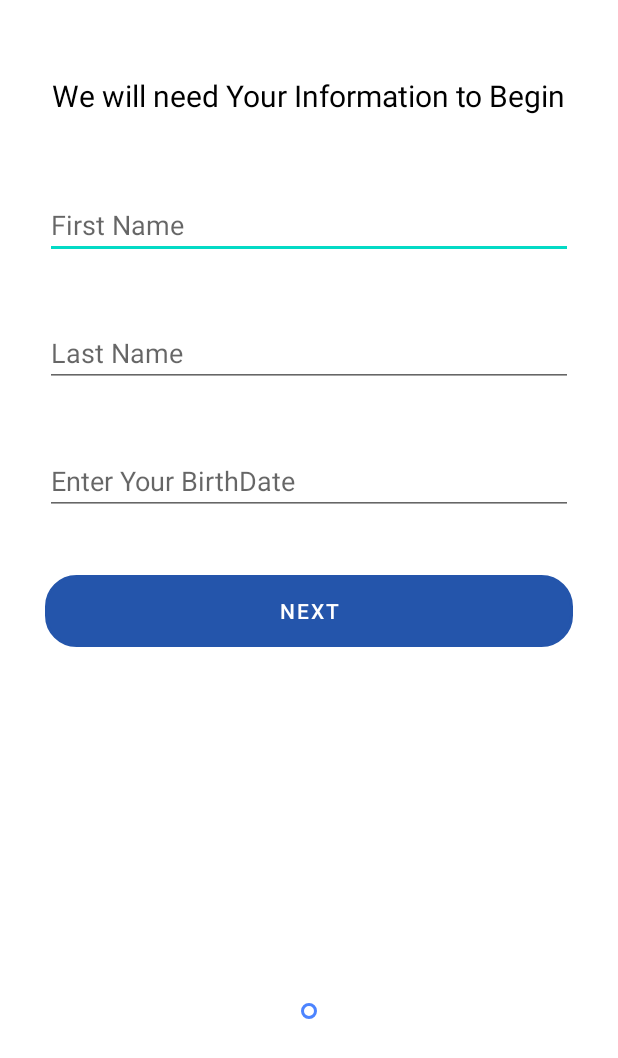
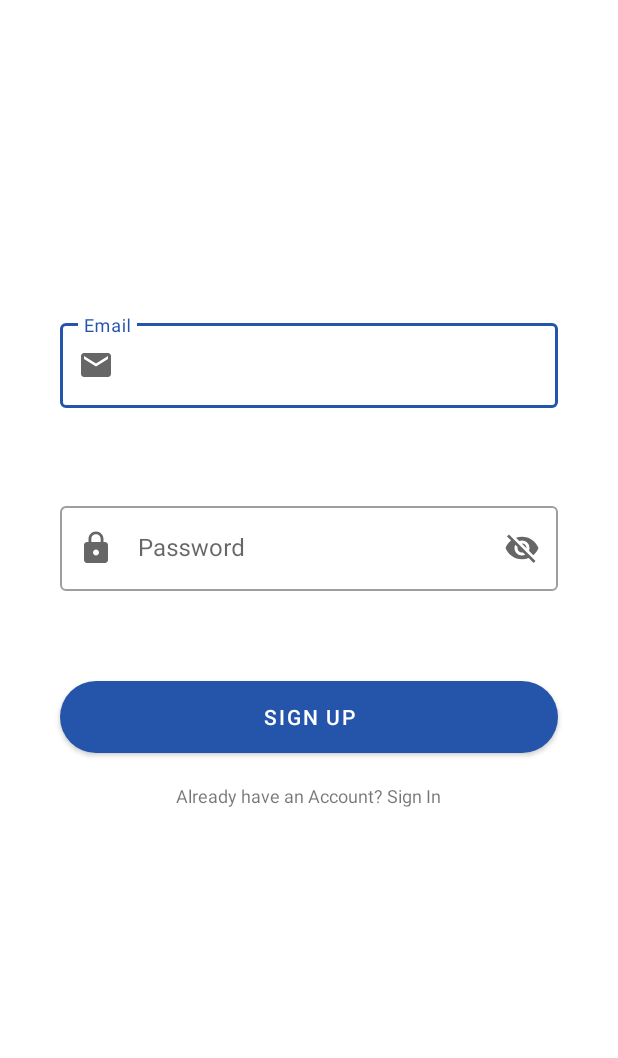
Before and after one commit to adityakadlag2004/Android-Login-MVVM, an Android app: the screen it shows after launch (GetUserInfo before the commit, RegisterActivity after it), after a tap on "Sign Up", on a phone screen of 412 x 824 dp. Shown: the top 1058 px of the screen. Run offline under Robolectric (Android 15) with nearby library versions, the phone set to English and light mode, and no system bars; our stand-ins replace Dagger/Hilt's generated code, Firebase (no records; nobody signed in at launch, a user with empty details on screens opened directly), data binding; 5 statements that could not run were skipped.

Commit message:
IntroActivity.kt designing done

```diff
--- a/app/src/main/java/com/android/mvvmdatabind2/activities/IntroActivity.kt
+++ b/app/src/main/java/com/android/mvvmdatabind2/activities/IntroActivity.kt
@@ -27,7 +27,7 @@ class IntroActivity : AppCompatActivity() {
         }
 
         btn_intro_SignUp.setOnClickListener {
-            Intent(this, GetUserInfo::class.java).also {
+            Intent(this, RegisterActivity::class.java).also {
                 startActivity(it)
             }
         }
--- a/app/src/main/res/layout/activity_register.xml
+++ b/app/src/main/res/layout/activity_register.xml
@@ -1,6 +1,7 @@
 <?xml version="1.0" encoding="utf-8"?>
 <layout xmlns:android="http://schemas.android.com/apk/res/android"
-    xmlns:tools="http://schemas.android.com/tools">
+    xmlns:tools="http://schemas.android.com/tools"
+    xmlns:app="http://schemas.android.com/apk/res-auto">
 
     <data>
 
@@ -15,39 +16,54 @@
         android:layout_height="match_parent"
         android:orientation="vertical"
         tools:context=".activities.auth.RegisterActivity">
-
+        <com.google.android.material.textfield.TextInputLayout
+            android:layout_width="match_parent"
+            android:layout_height="wrap_content"
+            android:layout_marginTop="210dp"
+            android:layout_marginEnd="40dp"
+            android:layout_marginStart="40dp"
+            android:drawablePadding="12dp"
+            android:autofillHints="@string/email"
+            app:startIconDrawable="@drawable/ic_enail"
+            android:hint="@string/email"
+            app:boxBackgroundMode="outline"
+            style="@style/Widget.MaterialComponents.TextInputLayout.OutlinedBox"
+            android:inputType="textEmailAddress"
+            >
         <com.google.android.material.textfield.TextInputEditText
             android:id="@+id/email_edit_Reg"
             android:layout_width="match_parent"
             android:layout_height="wrap_content"
-            android:drawableStart="@drawable/ic_enail"
+            android:text="@={viewmodel.email}"
+
+          />
+    </com.google.android.material.textfield.TextInputLayout>
+        <com.google.android.material.textfield.TextInputLayout
+            android:layout_width="match_parent"
+            android:layout_height="wrap_content"
             android:layout_marginStart="40dp"
             android:drawablePadding="12dp"
-            android:text="@={viewmodel.email}"
             android:layout_marginTop="60dp"
             android:layout_marginEnd="40dp"
-            android:autofillHints="@string/email"
-            android:hint="@string/email"
-            android:inputType="textEmailAddress"
-            android:drawableLeft="@drawable/ic_enail" />
-
+            android:autofillHints="@string/password"
+            android:hint="@string/password"
+            android:inputType="textPassword"
+            app:startIconDrawable="@drawable/ic_password"
+            app:boxBackgroundMode="outline"
+            style="@style/Widget.MaterialComponents.TextInputLayout.OutlinedBox"
+            app:endIconMode="password_toggle"
+            >
 
         <com.google.android.material.textfield.TextInputEditText
             android:id="@+id/password_edit_Reg"
             android:layout_width="match_parent"
             android:layout_height="wrap_content"
-            android:layout_marginStart="40dp"
-            android:drawablePadding="12dp"
-            android:layout_marginTop="60dp"
-            android:drawableStart="@drawable/ic_password"
             android:text="@={viewmodel.password}"
-            android:layout_marginEnd="40dp"
-            android:autofillHints="@string/password"
-            android:hint="@string/password"
-            android:inputType="textPassword"
-            android:drawableLeft="@drawable/ic_password" />
 
-        <Button
+ />
+        </com.google.android.material.textfield.TextInputLayout>
+
+        <com.google.android.material.button.MaterialButton
             android:id="@+id/btn_Reg"
             android:layout_width="match_parent"
             android:layout_height="wrap_content"
--- a/app/src/main/res/values/themes.xml
+++ b/app/src/main/res/values/themes.xml
@@ -2,7 +2,7 @@
     <!-- Base application theme. -->
     <style name="Theme.Mvvmdatabind2" parent="Theme.MaterialComponents.DayNight.NoActionBar">
         <!-- Primary brand color. -->
-        <item name="colorPrimary">@color/purple_500</item>
+        <item name="colorPrimary">@color/tab_indicator_gray</item>
         <item name="colorPrimaryVariant">@color/purple_700</item>
         <item name="colorOnPrimary">@color/white</item>
         <!-- Secondary brand color. -->
```
Also changed, not shown: app/src/main/java/com/android/mvvmdatabind2/mvvm/repository/AuthRepository.kt (+10 -5 lines), app/src/main/res/layout/activity_login.xml (+36 -21 lines), app/src/main/res/layout/fragment_data.xml (+48 -20 lines).
